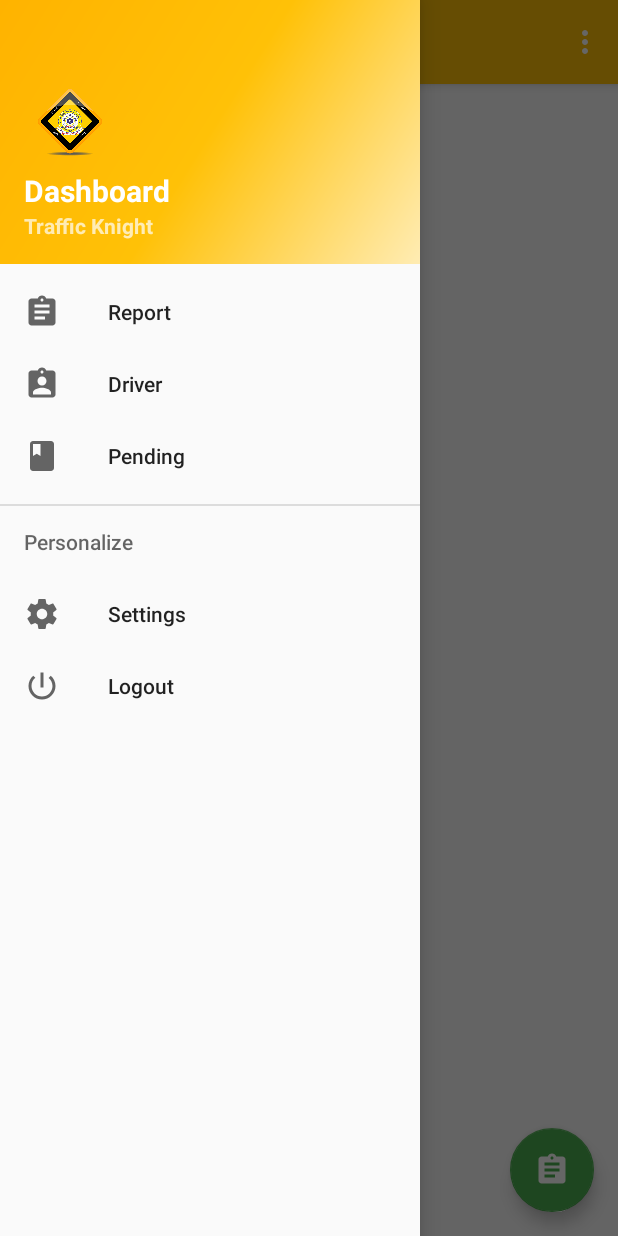
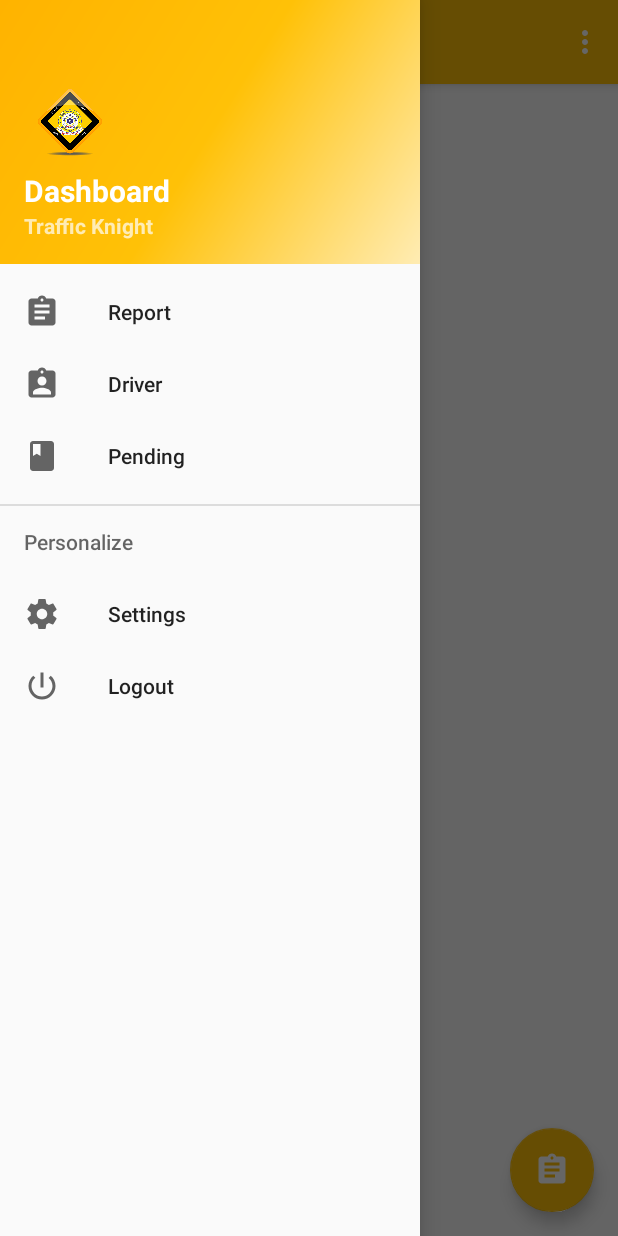
Before and after one commit to ENGG-4/Traffic-Violators-1.0, an Android app: the MainActivity screen opened directly, with no data from a screen before it, with the side drawer open, on a phone screen of 412 x 824 dp. Run offline under Robolectric (Android 15) with nearby library versions, the phone set to English and light mode, and no system bars; our stand-ins replace Firebase (no records; nobody signed in at launch, a user with empty details on screens opened directly); 1 statement that could not run was skipped.

Commit message:
Changes to the float button.

```diff
--- a/app/src/main/res/layout/app_bar_main.xml
+++ b/app/src/main/res/layout/app_bar_main.xml
@@ -28,6 +28,7 @@
         android:layout_height="wrap_content"
         android:layout_gravity="bottom|end"
         android:layout_margin="@dimen/fab_margin"
+        app:backgroundTint="@color/colorPrimary"
         app:srcCompat="@drawable/ic_report_white" />
 
 </android.support.design.widget.CoordinatorLayout>
--- a/app/src/main/res/values/colors.xml
+++ b/app/src/main/res/values/colors.xml
@@ -1,6 +1,6 @@
 <?xml version="1.0" encoding="utf-8"?>
 <resources>
-    <color name="colorPrimary">#FFC107</color>
+    <color name="colorPrimary">#ffc107</color>
     <color name="colorPrimaryDark">#FFA000</color>
     <color name="colorPrimary_light">#FFECB3</color>
     <color name="colorAccent">#4CAF50</color>
```
